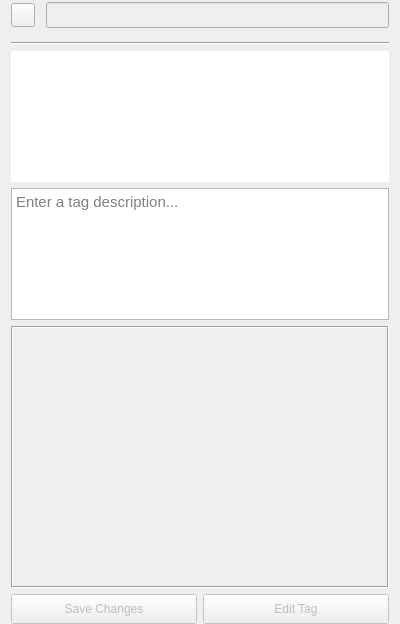
The window that ui/tageditor.ui (clannable/tagdictionary) describes before a commit, drawn with Qt 5.
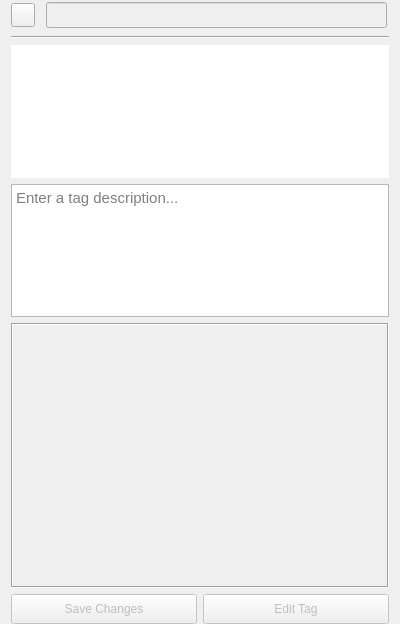
The same window after the commit. Icons and pictures are not drawn. Custom widgets are drawn as their Qt base class.

```diff
--- a/ui/tageditor.ui
+++ b/ui/tageditor.ui
@@ -13,7 +13,7 @@
   <property name="windowTitle">
    <string>Form</string>
   </property>
-  <layout class="QVBoxLayout" name="verticalLayout_2" stretch="0,0,0,1,1,2,0">
+  <layout class="QVBoxLayout" name="verticalLayout_2" stretch="0,0,1,1,2,0">
    <property name="sizeConstraint">
     <enum>QLayout::SizeConstraint::SetMaximumSize</enum>
    </property>
@@ -40,7 +40,7 @@
      <property name="styleSheet">
       <string notr="true"/>
      </property>
-     <layout class="QHBoxLayout" name="horizontalLayout_5">
+     <layout class="QHBoxLayout" name="horizontalLayout_5" stretch="0,0,1,0">
       <property name="spacing">
        <number>2</number>
       </property>
@@ -134,10 +134,7 @@
         </property>
        </widget>
       </item>
-     </layout>
-    </widget>
-   </item>
-   <item alignment="Qt::AlignmentFlag::AlignLeft">
+      <item alignment="Qt::AlignmentFlag::AlignRight|Qt::AlignmentFlag::AlignVCenter">
     <widget class="ReplaceWidget" name="replaceFrame">
      <property name="sizePolicy">
       <sizepolicy hsizetype="Minimum" vsizetype="Preferred">
@@ -153,6 +150,9 @@
      </property>
     </widget>
    </item>
+     </layout>
+    </widget>
+   </item>
    <item>
     <widget class="Line" name="line">
      <property name="orientation">
@@ -240,7 +240,7 @@
         <x>0</x>
         <y>0</y>
         <width>382</width>
-        <height>257</height>
+        <height>265</height>
        </rect>
       </property>
       <layout class="QVBoxLayout" name="verticalLayout">
@@ -273,7 +273,7 @@
          <property name="frameShadow">
           <enum>QFrame::Shadow::Sunken</enum>
          </property>
-         <layout class="QVBoxLayout" name="listLayout" stretch="">
+         <layout class="QVBoxLayout" name="listLayout">
           <property name="spacing">
            <number>3</number>
           </property>
```
Left out of the diff: 2 changed lines with no effect on the pictures. Lines whose indentation alone changed are shown as unchanged.
